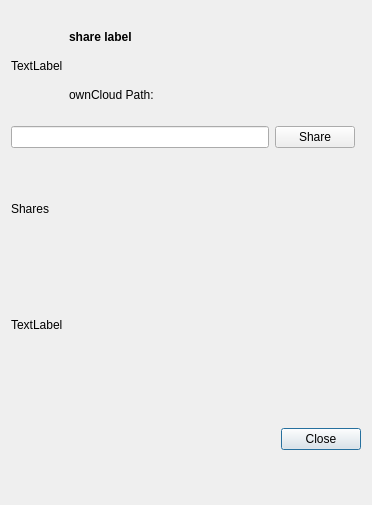
Above: src/gui/shareusergroupdialog.ui from NvanAdrichem/client before the change. Below: the same form after it.
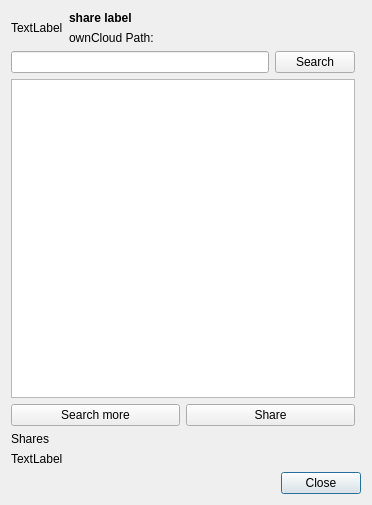
That is the form after the change. Custom widgets are drawn as their Qt base class.

```diff
--- a/src/gui/shareusergroupdialog.ui
+++ b/src/gui/shareusergroupdialog.ui
@@ -66,7 +66,7 @@
      </item>
     </layout>
    </item>
-   <item row="3" column="0">
+   <item row="4" column="0">
     <widget class="QLabel" name="errorLabel">
      <property name="sizePolicy">
       <sizepolicy hsizetype="MinimumExpanding" vsizetype="Preferred">
@@ -79,7 +79,7 @@
      </property>
     </widget>
    </item>
-   <item row="4" column="0" colspan="2">
+   <item row="5" column="0" colspan="2">
     <widget class="QDialogButtonBox" name="buttonBox">
      <property name="sizePolicy">
       <sizepolicy hsizetype="MinimumExpanding" vsizetype="Minimum">
@@ -92,21 +92,7 @@
      </property>
     </widget>
    </item>
-   <item row="1" column="0">
-    <layout class="QHBoxLayout" name="horizontalLayout">
-     <item>
-      <widget class="QLineEdit" name="newShareLineEdit"/>
-     </item>
-     <item>
-      <widget class="QPushButton" name="newSharePushButton">
-       <property name="text">
-        <string>Share</string>
-       </property>
-      </widget>
-     </item>
-    </layout>
-   </item>
-   <item row="2" column="0">
+   <item row="3" column="0">
     <layout class="QVBoxLayout" name="sharesLayout">
      <item>
       <widget class="QLabel" name="label">
@@ -117,6 +103,61 @@
      </item>
     </layout>
    </item>
+   <item row="2" column="0">
+    <layout class="QVBoxLayout" name="verticalLayout">
+     <item>
+      <layout class="QHBoxLayout" name="horizontalLayout">
+       <item>
+        <widget class="QLineEdit" name="shareeLineEdit"/>
+       </item>
+       <item>
+        <widget class="QPushButton" name="searchPushButton">
+         <property name="text">
+          <string>Search</string>
+         </property>
+        </widget>
+       </item>
+      </layout>
+     </item>
+     <item>
+      <widget class="QTableView" name="shareeView">
+       <property name="showDropIndicator" stdset="0">
+        <bool>false</bool>
+       </property>
+       <property name="dragDropOverwriteMode">
+        <bool>false</bool>
+       </property>
+       <property name="selectionMode">
+        <enum>QAbstractItemView::SingleSelection</enum>
+       </property>
+       <property name="selectionBehavior">
+        <enum>QAbstractItemView::SelectRows</enum>
+       </property>
+       <attribute name="verticalHeaderVisible">
+        <bool>false</bool>
+       </attribute>
+      </widget>
+     </item>
+     <item>
+      <layout class="QHBoxLayout" name="horizontalLayout_3">
+       <item>
+        <widget class="QPushButton" name="searchMorePushButton">
+         <property name="text">
+          <string>Search more</string>
+         </property>
+        </widget>
+       </item>
+       <item>
+        <widget class="QPushButton" name="sharePushButton">
+         <property name="text">
+          <string>Share</string>
+         </property>
+        </widget>
+       </item>
+      </layout>
+     </item>
+    </layout>
+   </item>
   </layout>
  </widget>
  <layoutdefault spacing="6" margin="11"/>
```
